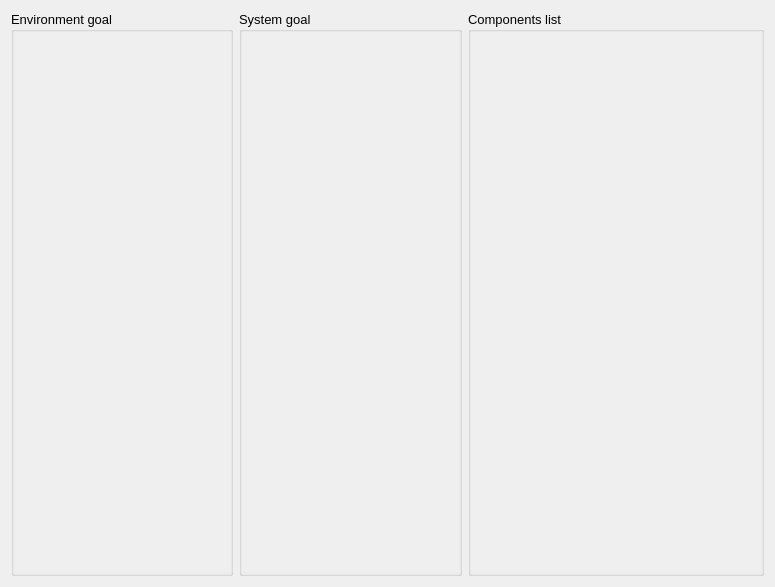
Before: the Qt Designer form control.ui in ateller/Diplom, drawn with Qt 5.
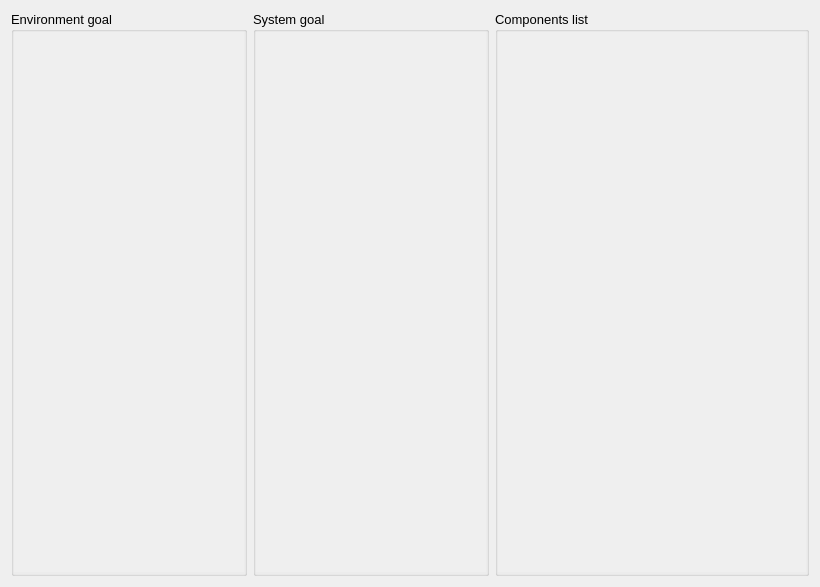
After: the same form once the commit is applied.

Commit message: Classes makes sense now

```diff
--- a/control.ui
+++ b/control.ui
@@ -6,13 +6,13 @@
    <rect>
     <x>0</x>
     <y>0</y>
-    <width>775</width>
+    <width>820</width>
     <height>587</height>
    </rect>
   </property>
   <property name="minimumSize">
    <size>
-    <width>775</width>
+    <width>815</width>
     <height>0</height>
    </size>
   </property>
@@ -75,7 +75,7 @@
             <rect>
              <x>0</x>
              <y>0</y>
-             <width>220</width>
+             <width>234</width>
              <height>544</height>
             </rect>
            </property>
@@ -155,7 +155,7 @@
             <rect>
              <x>0</x>
              <y>0</y>
-             <width>221</width>
+             <width>234</width>
              <height>544</height>
             </rect>
            </property>
@@ -229,7 +229,7 @@
             <rect>
              <x>0</x>
              <y>0</y>
-             <width>294</width>
+             <width>312</width>
              <height>544</height>
             </rect>
            </property>
```
The commit also changes 2 other files.
